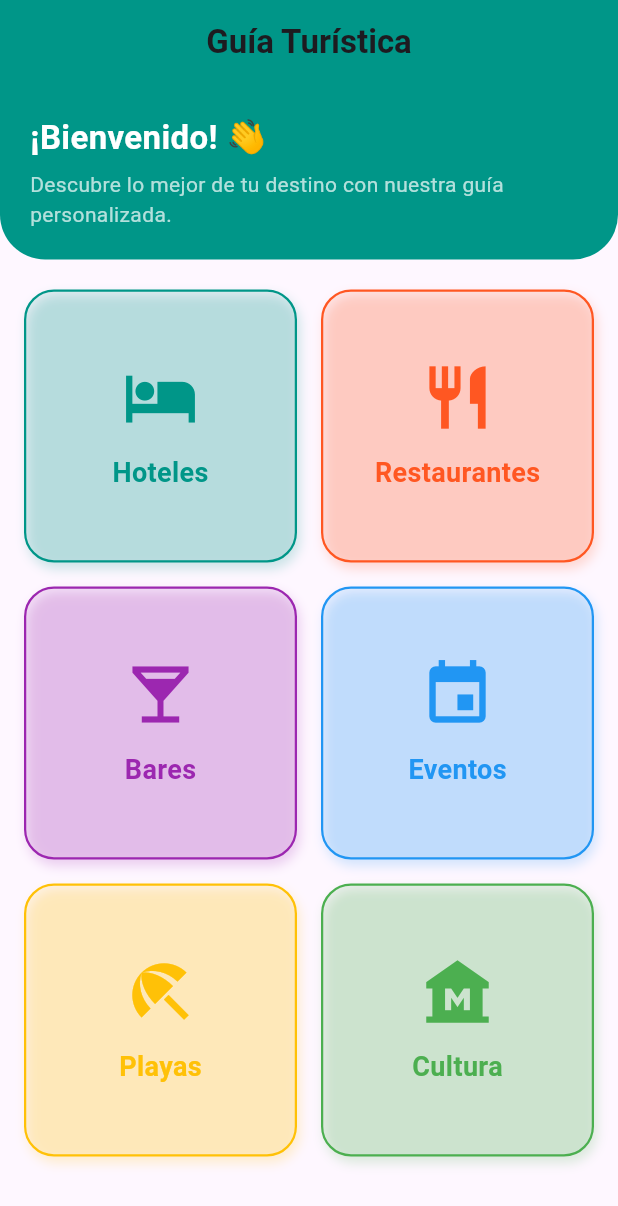
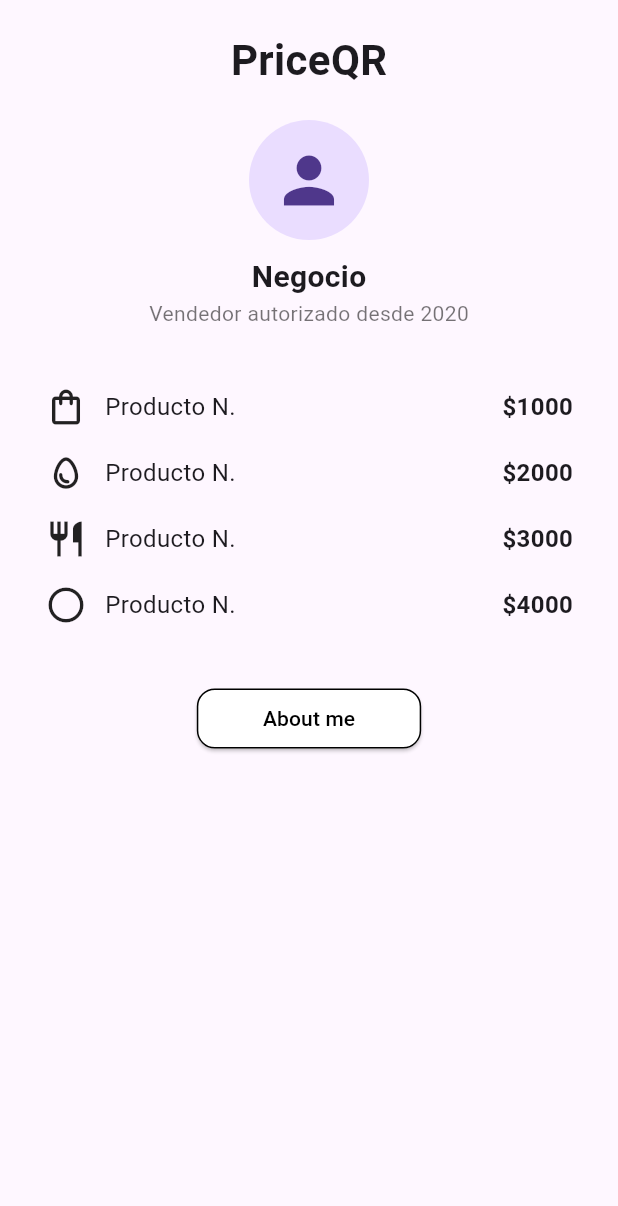
Before and after one commit to Adonaipm31/ProAula-6, a Flutter app: the screen it shows after launch, on a phone screen of 412 x 824 dp. Shown: the top 1206 px of the screen. Run offline on Flutter 3.47's test engine with Material 3 defaults, Android fonts, the phone set to English and light mode, and no system bars.

Commit message:
Codigo principal

```diff
--- a/lib/main.dart
+++ b/lib/main.dart
@@ -11,132 +11,135 @@ class MainApp extends StatelessWidget {
   Widget build(BuildContext context) {
     return MaterialApp(
       debugShowCheckedModeBanner: false,
-      title: 'Guía Turística',
-      theme: ThemeData(
-        primarySwatch: Colors.teal,
-        fontFamily: 'Roboto',
-      ),
-      home: const IndexPage(),
+      home: const PriceQRPage(),
     );
   }
 }
 
-class IndexPage extends StatelessWidget {
-  const IndexPage({super.key});
+class PriceQRPage extends StatelessWidget {
+  const PriceQRPage({super.key});
 
   @override
   Widget build(BuildContext context) {
-    final categorias = [
-      {"nombre": "Hoteles", "icono": Icons.hotel, "color": Colors.teal},
-      {"nombre": "Restaurantes", "icono": Icons.restaurant, "color": Colors.deepOrange},
-      {"nombre": "Bares", "icono": Icons.local_bar, "color": Colors.purple},
-      {"nombre": "Eventos", "icono": Icons.event, "color": Colors.blue},
-      {"nombre": "Playas", "icono": Icons.beach_access, "color": Colors.amber},
-      {"nombre": "Cultura", "icono": Icons.museum, "color": Colors.green},
-    ];
-
     return Scaffold(
-      appBar: AppBar(
-        elevation: 0,
-        backgroundColor: Colors.teal,
-        title: const Text(
-          "Guía Turística",
-          style: TextStyle(fontWeight: FontWeight.bold),
-        ),
-        centerTitle: true,
-      ),
-      body: Column(
-        crossAxisAlignment: CrossAxisAlignment.start,
+      body: SafeArea(
+        child: Center(
+          child: Column(
+            mainAxisAlignment: MainAxisAlignment.start,
             children: [
-          // Encabezado superior
-          Container(
-            width: double.infinity,
-            padding: const EdgeInsets.all(20),
-            decoration: const BoxDecoration(
-              color: Colors.teal,
-              borderRadius: BorderRadius.only(
-                bottomLeft: Radius.circular(30),
-                bottomRight: Radius.circular(30),
+              const SizedBox(height: 20),
+              const Text(
+                "PriceQR",
+                style: TextStyle(
+                  fontSize: 28,
+                  fontWeight: FontWeight.bold,
                 ),
               ),
-            child: const Column(
-              crossAxisAlignment: CrossAxisAlignment.start,
-              children: [
-                Text(
-                  "¡Bienvenido! 👋",
-                  style: TextStyle(
-                      fontSize: 22, fontWeight: FontWeight.bold, color: Colors.white),
+              const SizedBox(height: 20),
+              const CircleAvatar(
+                radius: 40,
+                child: Icon(Icons.person, size: 50),
               ),
-                SizedBox(height: 5),
-                Text(
-                  "Descubre lo mejor de tu destino con nuestra guía personalizada.",
-                  style: TextStyle(fontSize: 14, color: Colors.white70),
+              const SizedBox(height: 10),
+              const Text(
+                "Negocio",
+                style: TextStyle(fontSize: 20, fontWeight: FontWeight.bold),
               ),
-              ],
+              const Text(
+                "Vendedor autorizado desde 2020",
+                style: TextStyle(fontSize: 14, color: Colors.black54),
               ),
+              const SizedBox(height: 30),
+
+              // Lista de productos
+              const ProductTile(
+                icon: Icons.shopping_bag_outlined,
+                name: "Producto N.",
+                price: 1000,
+              ),
+              const ProductTile(
+                icon: Icons.egg_outlined,
+                name: "Producto N.",
+                price: 2000,
+              ),
+              const ProductTile(
+                icon: Icons.restaurant_outlined,
+                name: "Producto N.",
+                price: 3000,
+              ),
+              const ProductTile(
+                icon: Icons.radio_button_unchecked,
+                name: "Producto N.",
+                price: 4000,
               ),
 
-          const SizedBox(height: 20),
-
-          // Grid de categorías
-          Expanded(
-            child: Padding(
-              padding: const EdgeInsets.symmetric(horizontal: 16),
-              child: GridView.builder(
-                itemCount: categorias.length,
-                gridDelegate: const SliverGridDelegateWithFixedCrossAxisCount(
-                  crossAxisCount: 2, // dos columnas
-                  crossAxisSpacing: 16,
-                  mainAxisSpacing: 16,
-                  childAspectRatio: 1,
-                ),
-                itemBuilder: (context, index) {
-                  final categoria = categorias[index];
-                  return GestureDetector(
-                    onTap: () {
-                      ScaffoldMessenger.of(context).showSnackBar(
-                        SnackBar(
-                          content: Text("Abriste ${categoria['nombre']}"),
-                          backgroundColor: categoria["color"] as Color,
-                          duration: const Duration(seconds: 1),
+              const SizedBox(height: 30),
+              ElevatedButton(
+                onPressed: () {
+                  // Aquí puedes agregar navegación o acción
+                  showDialog(
+                    context: context,
+                    builder: (_) => const AlertDialog(
+                      title: Text("About me"),
+                      content: Text("Esta es la sección del vendedor."),
                     ),
                   );
                 },
-                    child: AnimatedContainer(
-                      duration: const Duration(milliseconds: 300),
-                      decoration: BoxDecoration(
-                        color: (categoria["color"] as Color).withOpacity(0.1),
-                        borderRadius: BorderRadius.circular(20),
-                        border: Border.all(color: categoria["color"] as Color, width: 1.5),
-                        boxShadow: [
-                          BoxShadow(
-                            color: (categoria["color"] as Color).withOpacity(0.2),
-                            blurRadius: 6,
-                            offset: const Offset(2, 4),
-                          )
-                        ],
+                style: ElevatedButton.styleFrom(
+                  backgroundColor: Colors.white,
+                  side: const BorderSide(color: Colors.black),
+                  shape: RoundedRectangleBorder(
+                    borderRadius: BorderRadius.all(Radius.circular(12)),
                   ),
-                      child: Column(
-                        mainAxisAlignment: MainAxisAlignment.center,
-                        children: [
-                          Icon(categoria["icono"] as IconData,
-                              size: 50, color: categoria["color"] as Color),
-                          const SizedBox(height: 12),
-                          Text(
-                            categoria["nombre"].toString(),
-                            style: TextStyle(
-                              fontSize: 18,
-                              fontWeight: FontWeight.bold,
-                              color: categoria["color"] as Color,
+                ),
+                child: const Padding(
+                  padding: EdgeInsets.symmetric(horizontal: 20, vertical: 10),
+                  child: Text(
+                    "About me",
+                    style: TextStyle(color: Colors.black),
+                  ),
                 ),
               ),
             ],
           ),
         ),
+      ),
     );
-                },
+  }
+}
+
+class ProductTile extends StatelessWidget {
+  final IconData icon;
+  final String name;
+  final int price;
+
+  const ProductTile({
+    super.key,
+    required this.icon,
+    required this.name,
+    required this.price,
+  });
+
+  @override
+  Widget build(BuildContext context) {
+    return Padding(
+      padding: const EdgeInsets.symmetric(vertical: 8, horizontal: 30),
+      child: Row(
+        mainAxisAlignment: MainAxisAlignment.spaceBetween,
+        children: [
+          Row(
+            children: [
+              Icon(icon, size: 28),
+              const SizedBox(width: 12),
+              Text(
+                name,
+                style: const TextStyle(fontSize: 16),
               ),
+            ],
           ),
+          Text(
+            "\$$price",
+            style: const TextStyle(fontSize: 16, fontWeight: FontWeight.bold),
           ),
         ],
       ),
```
Lines whose indentation alone changed are shown as unchanged.
